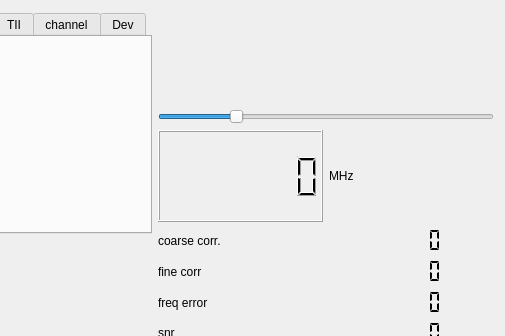
Qt form qt-dab-s6/forms-v6/new-display/scopewidget.ui (JvanKatwijk/qt-dab) before a commit; both pictures show x 195 to 700 and y 0 to 336 of the 700 by 449 pixel window.
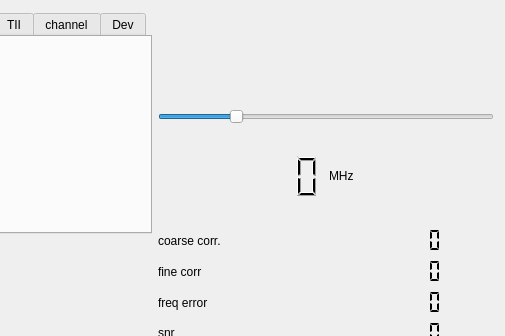
The same form after that commit. The open tabs and pages were chosen to show the change. Custom widgets are drawn as their Qt base class.

The edit to the form file:
```diff
--- a/qt-dab-s6/forms-v6/new-display/scopewidget.ui
+++ b/qt-dab-s6/forms-v6/new-display/scopewidget.ui
@@ -336,6 +336,12 @@
            <property name="toolTip">
             <string>&lt;html&gt;&lt;head/&gt;&lt;body&gt;&lt;p&gt;The frequency of the selected channel.&lt;/p&gt;&lt;p&gt;&lt;br/&gt;&lt;/p&gt;&lt;/body&gt;&lt;/html&gt;</string>
            </property>
+           <property name="frameShape">
+            <enum>QFrame::NoFrame</enum>
+           </property>
+           <property name="frameShadow">
+            <enum>QFrame::Plain</enum>
+           </property>
            <property name="digitCount">
             <number>7</number>
            </property>
```
Left out of the diff: 4 changed lines with no effect on the pictures.
